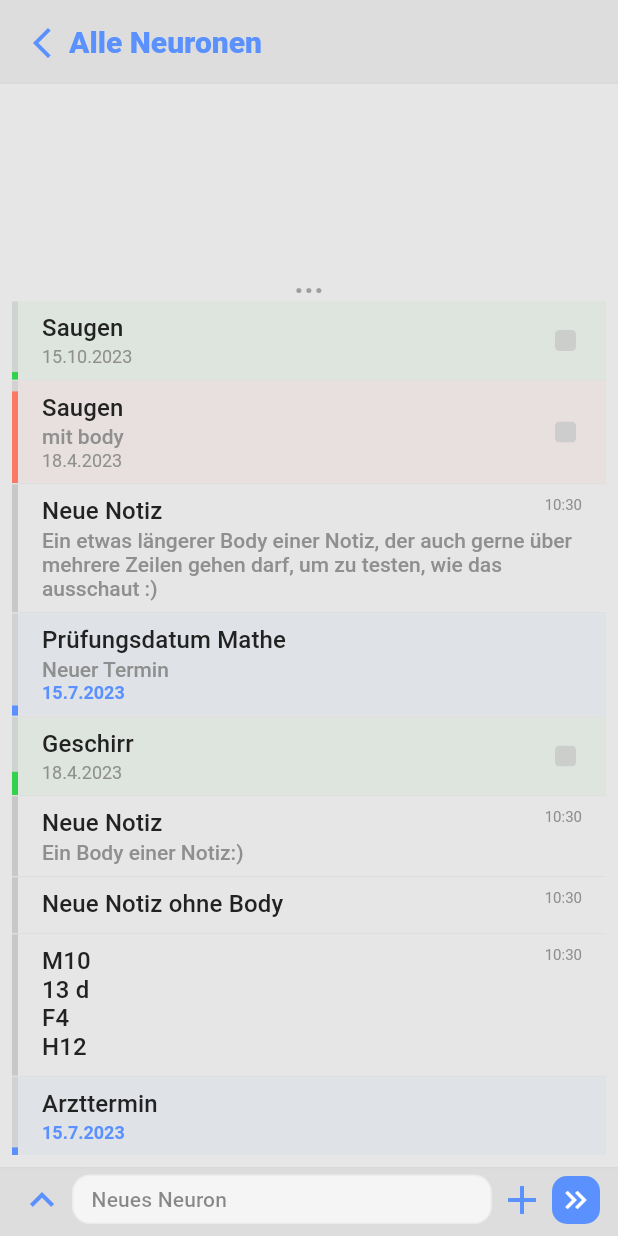
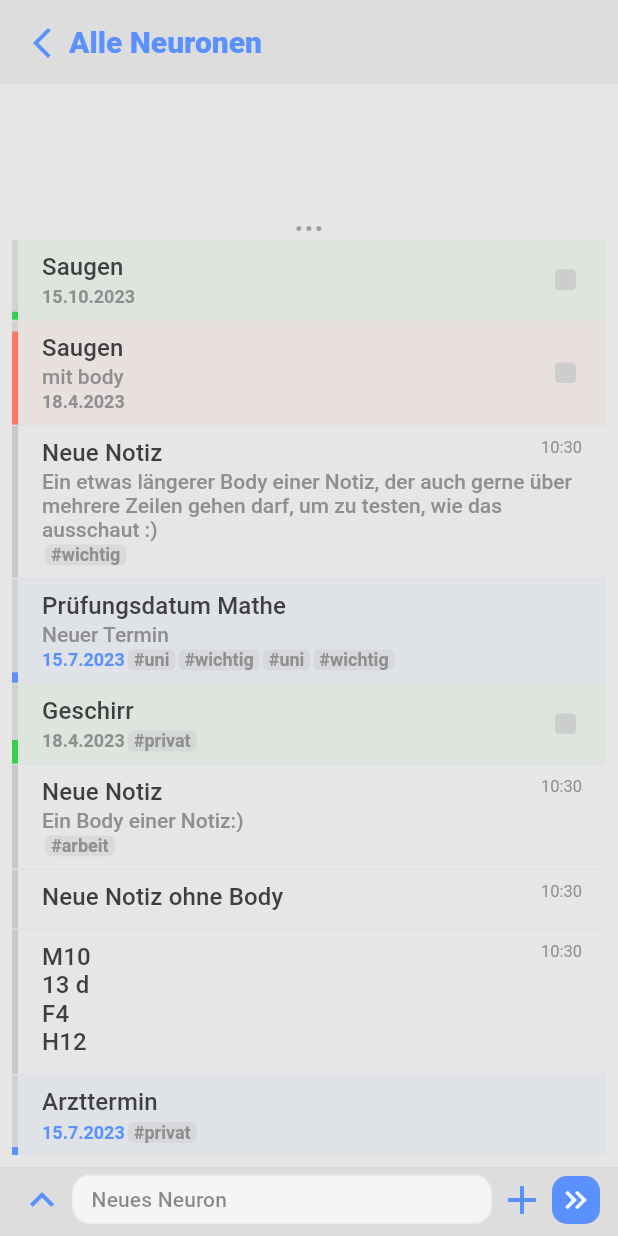
Before and after one commit to seb1ast8ian0/caput_fe_v2, a Flutter app: the screen it shows after launch, after a tap on "Alle Neuronen", on a phone screen of 412 x 824 dp. Run offline on Flutter 3.47's test engine with Material 2 defaults, Android fonts, the phone set to English and light mode, and no system bars; our stand-ins replace confetti, get_it, hive, hive_flutter, rxdart, shared_preferences; accounts and stored records are empty.

Commit message:
add tagWidget

```diff
--- a/lib/presentation/states/neuron_state.dart
+++ b/lib/presentation/states/neuron_state.dart
@@ -1,3 +1,5 @@
+import 'dart:developer';
+
 import 'package:Caput/domain/entities/neuron/Neuron.dart';
 import 'package:Caput/domain/entities/neuron/payload/payloads/Date.dart';
 import 'package:Caput/domain/entities/neuron/payload/payloads/Note.dart';
@@ -21,7 +23,13 @@ class NeuronState {
 
     //TODO: löschen, wenn nicht mehr in Entwicklung
     //>>
-    await Hive.deleteBoxFromDisk('neurons');
+
+    try {
+      await Hive.deleteBoxFromDisk('neurons');
+    } catch (e){
+      log(e.toString());
+    }
+
     _neurons.removeRange(0, _neurons.length);
     //<<
 
@@ -39,10 +47,10 @@ class NeuronState {
 
     add(Neuron(const Uuid().v4(), const Uuid().v4(), Task("", false, DateTime.utc(2023, 10, 15), "task", "Saugen", 1), DateTime.now(), [], []));
     add(Neuron(const Uuid().v4(), const Uuid().v4(), Task("mit body", false, DateTime.now().add(const Duration(seconds: 10)), "task", "Saugen", 1), DateTime.now(), [], []));
-    add(Neuron(const Uuid().v4(), const Uuid().v4(), Note("Ein etwas längerer Body einer Notiz, der auch gerne über mehrere Zeilen gehen darf, um zu testen, wie das ausschaut :)", "note", "Neue Notiz", 3), DateTime.now(), [], []));
-    add(Neuron(const Uuid().v4(), const Uuid().v4(), Date("Neuer Termin", DateTime.utc(2023, 07, 15), "date", "Prüfungsdatum Mathe", 4), DateTime.now(), [], [tagUni, tagWichtig]));
-    add(Neuron(const Uuid().v4(), const Uuid().v4(), Task("", false, DateTime.now().add(const Duration(seconds: 30)), "task", "Geschirr", 1), DateTime.now(), [], []));
-    add(Neuron(const Uuid().v4(), const Uuid().v4(), Note("Ein Body einer Notiz:)", "note", "Neue Notiz", 3), DateTime.now(), [], []));
+    add(Neuron(const Uuid().v4(), const Uuid().v4(), Note("Ein etwas längerer Body einer Notiz, der auch gerne über mehrere Zeilen gehen darf, um zu testen, wie das ausschaut :)", "note", "Neue Notiz", 3), DateTime.now(), [], [tagWichtig]));
+    add(Neuron(const Uuid().v4(), const Uuid().v4(), Date("Neuer Termin", DateTime.utc(2023, 07, 15), "date", "Prüfungsdatum Mathe", 4), DateTime.now(), [], [tagUni, tagWichtig, tagUni, tagWichtig]));
+    add(Neuron(const Uuid().v4(), const Uuid().v4(), Task("", false, DateTime.now().add(const Duration(seconds: 30)), "task", "Geschirr", 1), DateTime.now(), [], [tagHaushalt]));
+    add(Neuron(const Uuid().v4(), const Uuid().v4(), Note("Ein Body einer Notiz:)", "note", "Neue Notiz", 3), DateTime.now(), [], [tagArbeit]));
     add(Neuron(const Uuid().v4(), const Uuid().v4(), Note("", "note", "Neue Notiz ohne Body", 3), DateTime.now(), [], []));
     add(Neuron(const Uuid().v4(), const Uuid().v4(), Note("", "note", "M10\n13 d\nF4\nH12", 3), DateTime.now(), [], []));
     add(Neuron(const Uuid().v4(), const Uuid().v4(), Date("", DateTime.utc(2023, 07, 15), "date", "Arzttermin", 4), DateTime.now(), [], [tagHaushalt]));
--- a/lib/presentation/util/consts/caput_colors.dart
+++ b/lib/presentation/util/consts/caput_colors.dart
@@ -6,7 +6,7 @@ class CaputColors {
 
       static var colorBackgroundLight = const Color.fromRGBO(230,230,230,1);
       static const colorAppBarBackgroundLight = Color.fromRGBO(221, 221, 221, 1);
-      static const colorTextPrimaryLight =  Color.fromRGBO(34, 34, 34, 1);
+      static const colorTextPrimaryLight =  Color.fromRGBO(63, 63, 63, 1);
       static const colorTextSecondaryLight = Color.fromRGBO(143, 143, 143, 1);
 
       static const colorBackgroundDark =  Color.fromRGBO(34, 34, 34, 1);
--- a/lib/presentation/util/consts/caput_theme.dart
+++ b/lib/presentation/util/consts/caput_theme.dart
@@ -14,7 +14,6 @@ ThemeData lightTheme = ThemeData(
 
     )
   ),
-
   textTheme: const TextTheme(
     titleSmall: TextStyle(
       fontSize: 16,
@@ -56,6 +55,16 @@ ThemeData lightTheme = ThemeData(
       ),
     ),
   ),
+
+  //für Tag Widget!
+  chipTheme: ChipThemeData(
+    backgroundColor: CaputColors.colorLightGrey.withOpacity(0.4),
+    labelStyle: const TextStyle(
+      fontSize: 12,
+      fontWeight: FontWeight.w600,
+      color: CaputColors.colorTextSecondaryLight,
+    )
+  )
 );
 
 ThemeData darkTheme = ThemeData(
@@ -69,6 +78,16 @@ ThemeData darkTheme = ThemeData(
       tapTargetSize: MaterialTapTargetSize.shrinkWrap,
       minimumSize: MaterialStateProperty.all(Size.zero),
 
+    )
+  ),
+
+    //für Tag Widget!
+  chipTheme: ChipThemeData(
+    backgroundColor: Colors.white54.withOpacity(0.6),
+    labelStyle: const TextStyle(
+      fontSize: 12,
+      fontWeight: FontWeight.w600,
+      color: CaputColors.colorTextPrimaryLight,
     )
   ),
 
--- a/lib/presentation/widgets/features/neuron/neuron_widget.dart
+++ b/lib/presentation/widgets/features/neuron/neuron_widget.dart
@@ -31,6 +31,7 @@ class NeuronWidget extends StatelessWidget{
         ),*/
       ),
       child: Column(
+        crossAxisAlignment: CrossAxisAlignment.start,
         children: [
 
           if(!last)
@@ -52,7 +53,8 @@ class NeuronWidget extends StatelessWidget{
             Padding(
               padding: const EdgeInsets.symmetric(vertical: 0, horizontal: 0), //v: 5
               child: _getWidgetFromType(neuron)
-            )
+            ),
+
         ],
       ),
     )
--- a/lib/presentation/widgets/features/neuron/payload/types/date_widget.dart
+++ b/lib/presentation/widgets/features/neuron/payload/types/date_widget.dart
@@ -2,6 +2,7 @@ import 'package:Caput/domain/entities/neuron/Neuron.dart';
 import 'package:Caput/domain/entities/neuron/payload/payloads/Date.dart';
 import 'package:Caput/presentation/util/consts/caput_colors.dart';
 import 'package:Caput/presentation/widgets/features/neuron/status/status_widget.dart';
+import 'package:Caput/presentation/widgets/features/neuron/tag/tag_list_widget.dart';
 import 'package:flutter/material.dart';
 
 class DateWidget extends StatelessWidget{
@@ -69,8 +70,11 @@ class DateWidget extends StatelessWidget{
                       ),
                     ),
                   Padding(
-                    padding: const EdgeInsets.only(top: 1),
-                    child: Text(
+                    padding: const EdgeInsets.only(top: 2),
+                    child: Row(
+                      crossAxisAlignment: CrossAxisAlignment.center,
+                      children: [
+                        Text(
                           formatedDeadline,
                           style: const TextStyle(
                             fontSize: 12,
@@ -78,7 +82,12 @@ class DateWidget extends StatelessWidget{
                             color: CaputColors.colorBlue
                           ),
                         ),
+                        TagListWidget(tags: neuron.tags)
+                      ],
                     ),
+                  ),
+
+
                 ],
               )
             ),
--- a/lib/presentation/widgets/features/neuron/payload/types/note_widget.dart
+++ b/lib/presentation/widgets/features/neuron/payload/types/note_widget.dart
@@ -2,6 +2,7 @@ import 'package:Caput/domain/entities/neuron/Neuron.dart';
 import 'package:Caput/domain/entities/neuron/payload/payloads/Note.dart';
 import 'package:Caput/presentation/util/consts/caput_colors.dart';
 import 'package:Caput/presentation/widgets/features/neuron/status/status_widget.dart';
+import 'package:Caput/presentation/widgets/features/neuron/tag/tag_list_widget.dart';
 import 'package:flutter/material.dart';
 
 class NoteWidget extends StatelessWidget{
@@ -55,7 +56,7 @@ class NoteWidget extends StatelessWidget{
                       Text(
                         displayTime,
                         style: const TextStyle(
-                          fontSize: 10,
+                          fontSize: 11,
                           fontWeight: FontWeight.w400,
                           color: CaputColors.colorTextSecondaryLight
                         ),
@@ -83,6 +84,8 @@ class NoteWidget extends StatelessWidget{
                 //     ),
                 //   ),
                 // ),
+                const SizedBox(height: 2),
+                TagListWidget(tags: neuron.tags)
               ],
             )
           ),
--- a/lib/presentation/widgets/features/neuron/payload/types/task_widget.dart
+++ b/lib/presentation/widgets/features/neuron/payload/types/task_widget.dart
@@ -3,6 +3,7 @@ import 'package:Caput/domain/entities/neuron/payload/payloads/Task.dart';
 import 'package:Caput/presentation/util/consts/caput_colors.dart';
 import 'package:Caput/presentation/widgets/features/neuron/neuron_button.dart';
 import 'package:Caput/presentation/widgets/features/neuron/status/status_widget.dart';
+import 'package:Caput/presentation/widgets/features/neuron/tag/tag_list_widget.dart';
 import 'package:flutter/material.dart';
 
 class TaskWidget extends StatefulWidget{
@@ -81,16 +82,23 @@ class _TaskWidgetState extends State<TaskWidget> {
                       ),
                     ),
                   Padding(
-                    padding: const EdgeInsets.only(top: 1),
-                    child: Text(
-                      formatedDeadline,
-                      style: const TextStyle(
-                        fontSize: 12,
-                        fontWeight: FontWeight.w400,
-                        color: CaputColors.colorTextSecondaryLight
-                      ),
+                    padding: const EdgeInsets.only(top: 2),
+                    child: Row(
+                      crossAxisAlignment: CrossAxisAlignment.end,
+                      children: [
+                        Text(
+                          formatedDeadline,
+                          style: const TextStyle(
+                            fontSize: 12,
+                            fontWeight: FontWeight.w600,
+                            color: CaputColors.colorTextSecondaryLight
+                          ),
+                        ),
+                        TagListWidget(tags: widget.neuron.tags)
+                      ],
                     ),
                   ),
+
                 ],
               )
             ),
@@ -101,7 +109,8 @@ class _TaskWidgetState extends State<TaskWidget> {
               padding: const EdgeInsets.only(right: 12.0),
               child: NeuronCheckButton(index: widget.index),
             )
-          )
+          ),
+
         ],
       ),
     ),
--- /dev/null
+++ b/lib/presentation/widgets/features/neuron/tag/tag_list_widget.dart
@@ -0,0 +1,30 @@
+import 'package:Caput/presentation/widgets/features/neuron/tag/tag_widget.dart';
+import 'package:flutter/material.dart';
+
+
+import 'package:Caput/domain/entities/neuron/tag/tag.dart';
+
+class TagListWidget extends StatelessWidget {
+
+final List<Tag> tags;
+
+const TagListWidget({ Key? key, required this.tags}) : super(key: key);
+
+  @override
+  Widget build(BuildContext context){
+    return Column(
+      children: [
+        SingleChildScrollView(
+          scrollDirection: Axis.horizontal,
+          child: Row(
+            mainAxisAlignment: MainAxisAlignment.end,
+            children: [
+              for (var tag in tags)
+                TagWidget(tag: tag)
+            ],
+          ),
+        ),
+      ],
+    );
+  }
+}
--- /dev/null
+++ b/lib/presentation/widgets/features/neuron/tag/tag_widget.dart
@@ -0,0 +1,57 @@
+import 'dart:developer';
+
+import 'package:Caput/domain/entities/neuron/tag/tag.dart';
+import 'package:flutter/material.dart';
+
+class TagWidget extends StatelessWidget {
+
+final Tag tag;
+
+const TagWidget({ Key? key, required this.tag}) : super(key: key);
+
+  @override
+  Widget build(BuildContext context){
+
+    var chipTheme = Theme.of(context).chipTheme;
+
+
+    return Padding(
+      padding: const EdgeInsets.only(left: 2),
+      child: TextButton(
+        onPressed: (){log("tap on tag");},
+        style: ButtonStyle(
+          backgroundColor: MaterialStatePropertyAll(chipTheme.backgroundColor),
+          padding: const MaterialStatePropertyAll(EdgeInsets.symmetric(vertical: 0, horizontal: 4))
+        ),
+        child: Text(
+          '#${tag.caption.toLowerCase()}',
+          style: chipTheme.labelStyle
+        ),
+      ),
+    );
+
+    /*
+    return ClipRRect(
+      child: ActionChip(
+        label: Text('#${tag.caption.toLowerCase()} ', style: TextStyle(),),
+        onPressed: (){log("na");},
+        labelPadding: const EdgeInsets.symmetric(vertical: 0, horizontal: 8),
+        padding: EdgeInsets.zero,
+      ),
+    );
+
+    */
+
+    /*Material(
+      color: CaputColors.colorLightGrey.withOpacity(0.6),
+      shape: RoundedRectangleBorder(
+        borderRadius: BorderRadius.circular(8)
+      ),
+      child: TextButton(
+        onPressed: (){},
+        style: const ButtonStyle(padding: MaterialStatePropertyAll(EdgeInsets.symmetric(vertical: 0, horizontal: 4))),
+        child: Text('#${tag.caption.toLowerCase()} ', style: TextStyle(fontSize: 12, color: Theme.of(context).textTheme.titleSmall?.color),),
+      )
+    );*/
+  }
+}
```
Lines whose indentation alone changed are shown as unchanged.
